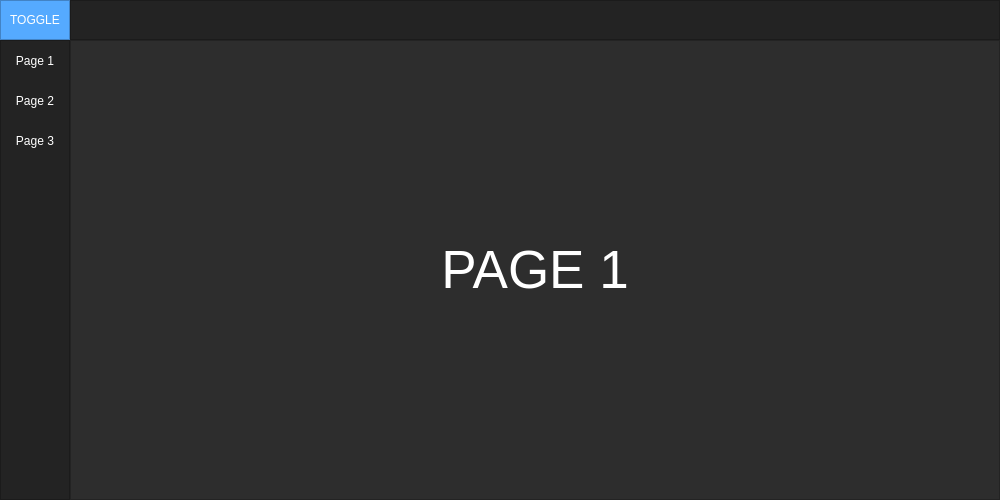
First picture: the form in Presentation/MainWindow/ui_main.ui, repository nsmela/brachify, before the edit.
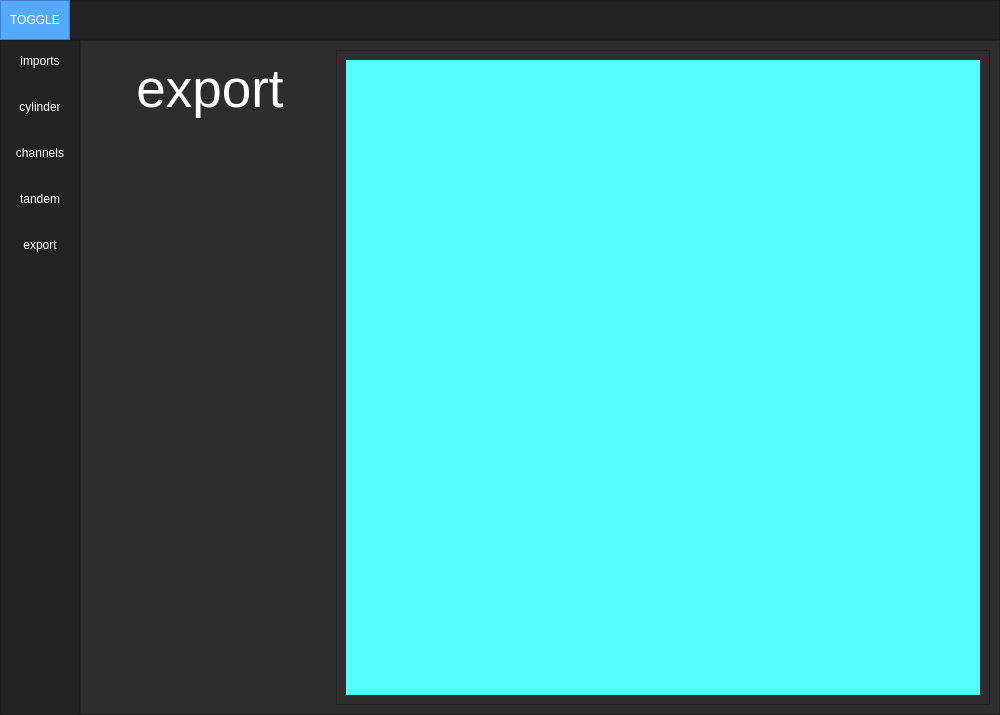
Second picture: the form after the edit.

What changed in the file:
```diff
--- a/Presentation/MainWindow/ui_main.ui
+++ b/Presentation/MainWindow/ui_main.ui
@@ -7,7 +7,7 @@
     <x>0</x>
     <y>0</y>
     <width>1000</width>
-    <height>500</height>
+    <height>715</height>
    </rect>
   </property>
   <property name="minimumSize">
@@ -166,7 +166,7 @@
         <widget class="QFrame" name="frame_left_menu">
          <property name="minimumSize">
           <size>
-           <width>70</width>
+           <width>80</width>
            <height>0</height>
           </size>
          </property>
@@ -207,9 +207,6 @@
              <enum>QFrame::Raised</enum>
             </property>
             <layout class="QVBoxLayout" name="verticalLayout_4">
-             <property name="spacing">
-              <number>0</number>
-             </property>
              <property name="leftMargin">
               <number>0</number>
              </property>
@@ -241,7 +238,7 @@
 }</string>
                </property>
                <property name="text">
-                <string>Page 1</string>
+                <string>imports</string>
                </property>
               </widget>
              </item>
@@ -264,7 +261,7 @@
 }</string>
                </property>
                <property name="text">
-                <string>Page 2</string>
+                <string>cylinder</string>
                </property>
               </widget>
              </item>
@@ -287,7 +284,53 @@
 }</string>
                </property>
                <property name="text">
-                <string>Page 3</string>
+                <string>channels</string>
+               </property>
+              </widget>
+             </item>
+             <item>
+              <widget class="QPushButton" name="btn_page_4">
+               <property name="minimumSize">
+                <size>
+                 <width>0</width>
+                 <height>40</height>
+                </size>
+               </property>
+               <property name="styleSheet">
+                <string notr="true">QPushButton {
+	color: rgb(255, 255, 255);
+	background-color: rgb(35, 35, 35);
+	border: 0px solid;
+}
+QPushButton:hover {
+	background-color: rgb(85, 170, 255);
+}</string>
+               </property>
+               <property name="text">
+                <string>tandem</string>
+               </property>
+              </widget>
+             </item>
+             <item>
+              <widget class="QPushButton" name="btn_page_5">
+               <property name="minimumSize">
+                <size>
+                 <width>0</width>
+                 <height>40</height>
+                </size>
+               </property>
+               <property name="styleSheet">
+                <string notr="true">QPushButton {
+	color: rgb(255, 255, 255);
+	background-color: rgb(35, 35, 35);
+	border: 0px solid;
+}
+QPushButton:hover {
+	background-color: rgb(85, 170, 255);
+}</string>
+               </property>
+               <property name="text">
+                <string>export</string>
                </property>
               </widget>
              </item>
@@ -305,15 +348,21 @@
          <property name="frameShadow">
           <enum>QFrame::Raised</enum>
          </property>
-         <layout class="QVBoxLayout" name="verticalLayout_5">
+         <layout class="QHBoxLayout" name="horizontalLayout_3">
           <item>
            <widget class="QStackedWidget" name="stackedWidget">
+            <property name="maximumSize">
+             <size>
+              <width>240</width>
+              <height>16777215</height>
+             </size>
+            </property>
             <property name="currentIndex">
-             <number>0</number>
+             <number>4</number>
             </property>
             <widget class="QWidget" name="page_1">
              <layout class="QVBoxLayout" name="verticalLayout_7">
-              <item>
+              <item alignment="Qt::AlignTop">
                <widget class="QLabel" name="label_1">
                 <property name="font">
                  <font>
@@ -324,7 +373,7 @@
                  <string notr="true">color: #FFF;</string>
                 </property>
                 <property name="text">
-                 <string>PAGE 1</string>
+                 <string>imports</string>
                 </property>
                 <property name="alignment">
                  <set>Qt::AlignCenter</set>
@@ -377,6 +426,81 @@
               </item>
              </layout>
             </widget>
+            <widget class="QWidget" name="page_4">
+             <layout class="QVBoxLayout" name="verticalLayout_5">
+              <item alignment="Qt::AlignHCenter|Qt::AlignTop">
+               <widget class="QLabel" name="label_4">
+                <property name="font">
+                 <font>
+                  <pointsize>40</pointsize>
+                 </font>
+                </property>
+                <property name="styleSheet">
+                 <string notr="true">color: #FFF;</string>
+                </property>
+                <property name="text">
+                 <string>tandem</string>
+                </property>
+                <property name="alignment">
+                 <set>Qt::AlignCenter</set>
+                </property>
+               </widget>
+              </item>
+             </layout>
+            </widget>
+            <widget class="QWidget" name="page_5">
+             <layout class="QVBoxLayout" name="verticalLayout_9">
+              <item alignment="Qt::AlignHCenter|Qt::AlignTop">
+               <widget class="QLabel" name="label_5">
+                <property name="font">
+                 <font>
+                  <pointsize>40</pointsize>
+                 </font>
+                </property>
+                <property name="styleSheet">
+                 <string notr="true">color: #FFF;</string>
+                </property>
+                <property name="text">
+                 <string>export</string>
+                </property>
+                <property name="alignment">
+                 <set>Qt::AlignCenter</set>
+                </property>
+               </widget>
+              </item>
+             </layout>
+            </widget>
+           </widget>
+          </item>
+          <item>
+           <widget class="QFrame" name="model_frame">
+            <property name="minimumSize">
+             <size>
+              <width>0</width>
+              <height>0</height>
+             </size>
+            </property>
+            <property name="frameShape">
+             <enum>QFrame::StyledPanel</enum>
+            </property>
+            <property name="frameShadow">
+             <enum>QFrame::Raised</enum>
+            </property>
+            <layout class="QGridLayout" name="gridLayout">
+             <item row="0" column="0">
+              <widget class="QWidget" name="widget" native="true">
+               <property name="minimumSize">
+                <size>
+                 <width>600</width>
+                 <height>600</height>
+                </size>
+               </property>
+               <property name="styleSheet">
+                <string notr="true">background-color: rgb(85, 255, 255);</string>
+               </property>
+              </widget>
+             </item>
+            </layout>
            </widget>
           </item>
          </layout>
```
Left out of the diff: 10 changed lines with no effect on the pictures.
